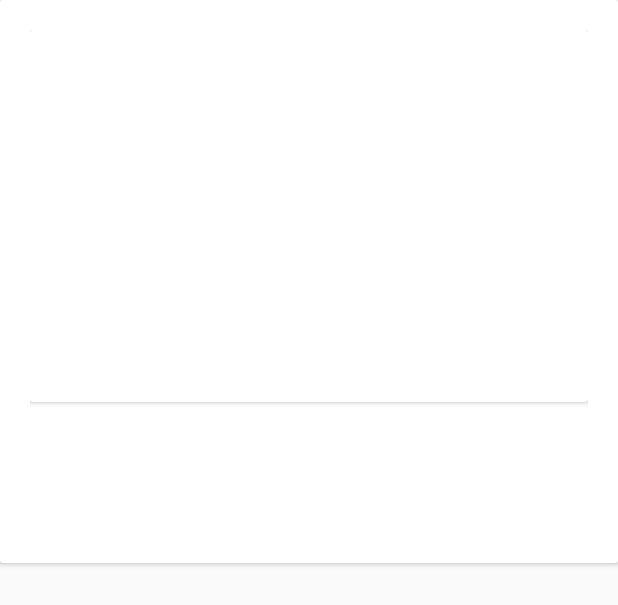
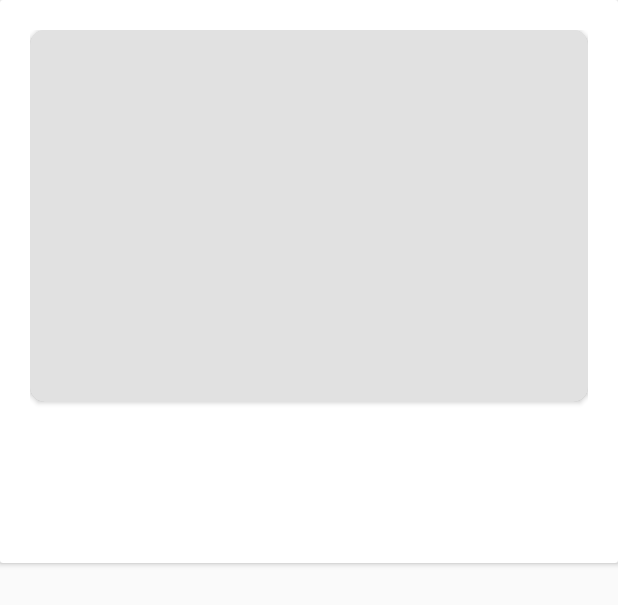
Before and after one commit to ravo9/Android_Zero_Waste_Ideas, an Android app: the layout grid_single_item.xml on its own in the app's theme, with its tools: preview values and no code run, on a phone screen of 412 x 824 dp. Shown: the top 605 px of the screen. Run offline under Robolectric (Android 15) with nearby library versions, the phone set to English and light mode, and no system bars; network calls fail.

Commit message:
Further general adjustments.

```diff
--- a/app/src/main/java/dreamcatcher/zerowasteideas/features/feed/FeedActivity.kt
+++ b/app/src/main/java/dreamcatcher/zerowasteideas/features/feed/FeedActivity.kt
@@ -46,7 +46,7 @@ class FeedActivity : AppCompatActivity() {
 
     private val handler = Handler()
 
-    private var allowedItemsAmount = 10
+    private var allowedItemsAmount = 2
 
     //private var mostRecentSearchPhrase = ""
 
--- a/app/src/main/java/dreamcatcher/zerowasteideas/features/feed/GeneralListAdapter.kt
+++ b/app/src/main/java/dreamcatcher/zerowasteideas/features/feed/GeneralListAdapter.kt
@@ -75,7 +75,6 @@ class GeneralListAdapter (private val clickListener: (String) -> Unit) : Recycle
             // Load thumbnail
             if (!imageLink.isNullOrEmpty()) {
                 Picasso.get().load(imageLink).into(holder.thumbnail)
-                holder.thumbnail.visibility = View.INVISIBLE
             } else {
                 holder.thumbnail.visibility = View.GONE
             }
--- a/app/src/main/java/dreamcatcher/zerowasteideas/network/ApiClient.kt
+++ b/app/src/main/java/dreamcatcher/zerowasteideas/network/ApiClient.kt
@@ -6,7 +6,7 @@ import retrofit2.http.GET
 // External gate for communication with API endpoints (operated by Retrofit)
 interface ApiClient {
 
-    @GET("/uc?authuser=0&id=16-nnDpeAozVo6B5CINlF0peLkw5uoXSC&export=download")
+    @GET(Constants.ITEMS_URL)
     fun getItems(): Observable<List<ItemPojo>>
 
 }
--- a/app/src/main/java/dreamcatcher/zerowasteideas/network/Constants.kt
+++ b/app/src/main/java/dreamcatcher/zerowasteideas/network/Constants.kt
@@ -4,7 +4,7 @@ class Constants {
 
     companion object {
 
-        const val ITEMS_URL = ""
+        const val ITEMS_URL = "/uc?authuser=0&id=1CpEhnBIzt7qJwRPoCHEoDIntG5Ag666u&export=download"
 
         const val BASE_URL = "https://drive.google.com"
 
--- a/app/src/main/java/dreamcatcher/zerowasteideas/network/ItemPojo.kt
+++ b/app/src/main/java/dreamcatcher/zerowasteideas/network/ItemPojo.kt
@@ -8,7 +8,7 @@ data class ItemPojo(
     @SerializedName("ID")
     val id: String,
 
-    @SerializedName("Author Name")
+    @SerializedName("Author name")
     val authorName: String,
 
     @SerializedName("Title")
@@ -17,5 +17,5 @@ data class ItemPojo(
     @SerializedName("Description")
     val description: String,
 
-    @SerializedName("Image Link")
+    @SerializedName("Image")
     val imageLink: String?)
--- a/app/src/main/res/layout/grid_single_item.xml
+++ b/app/src/main/res/layout/grid_single_item.xml
@@ -15,7 +15,7 @@
             android:layout_width="match_parent"
             android:layout_height="0dp"
             app:layout_constraintDimensionRatio="3:2"
-            app:cardCornerRadius="2dp"
+            app:cardCornerRadius="10dp"
             android:layout_marginBottom="30dp"
 
             app:layout_constraintTop_toTopOf="parent"
@@ -23,6 +23,7 @@
 
         <ImageView
                 android:id="@+id/thumbnail"
+                android:src="@color/browser_actions_divider_color"
                 android:layout_width="match_parent"
                 android:layout_height="match_parent"
                 android:scaleType="centerCrop"/>
```
